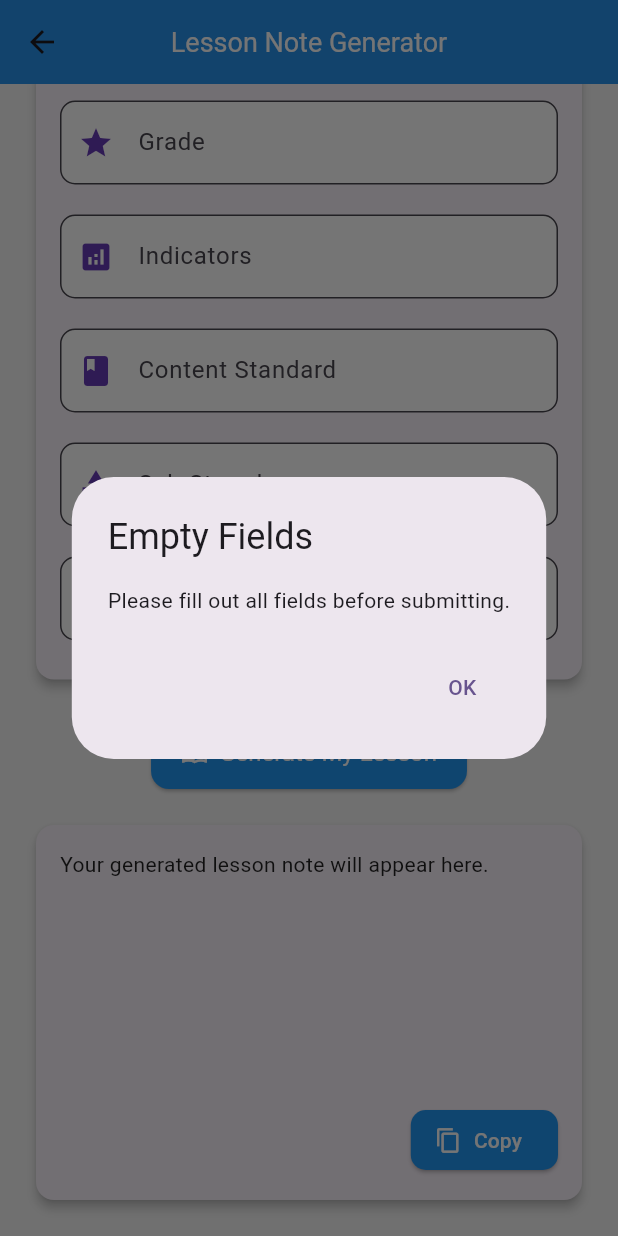
After one commit to stephen-lang/Teachers_App, a Flutter app: the SinglePage screen opened directly, scrolled down 39 dp, after a tap on "Generate My Lesson", on a phone screen of 412 x 824 dp. The commit adds this screen. Run offline on Flutter 3.47's test engine with Material 3 defaults, Android fonts, the light colour scheme and no system bars; our stand-ins replace awesome_bottom_bar, bloc, cloud_firestore, dash_chat_2, file_picker, firebase_auth and 6 more; missing offline and left inert: pdf_render; accounts and stored records are empty.

Commit message:
Upload notes Updates

```diff
--- a/lib/features/auth/presentation/pages/SignIn_Page.dart
+++ b/lib/features/auth/presentation/pages/SignIn_Page.dart
@@ -5,7 +5,7 @@ import 'package:get/get.dart';
 //import 'package:teacherapp_cleanarchitect/core/common/entities/user.dart';
 import 'package:teacherapp_cleanarchitect/features/auth/presentation/bloc/auth_bloc.dart';
 import 'package:teacherapp_cleanarchitect/features/auth/presentation/components/my_text_field.dart';
-import 'package:teacherapp_cleanarchitect/features/notes/presentation/pages/home/dashboard.dart';
+//import 'package:teacherapp_cleanarchitect/features/notes/presentation/pages/home/dashboard.dart';
 
 import '../../../notes/presentation/controllers/auth_controller.dart';
 import '../../../notes/presentation/pages/nav/nav_bar.dart';
--- a/lib/features/auth/presentation/pages/signup_page.dart
+++ b/lib/features/auth/presentation/pages/signup_page.dart
@@ -4,7 +4,7 @@ import 'package:teacherapp_cleanarchitect/features/auth/presentation/components/
 import 'package:flutter/cupertino.dart';
 import 'package:flutter/material.dart';
 
-import '../../../notes/presentation/pages/home/dashboard.dart';
+//import '../../../notes/presentation/pages/home/dashboard.dart';
 import '../../../notes/presentation/pages/nav/nav_bar.dart';
 
 class SignUpScreen extends StatefulWidget {
@@ -43,7 +43,7 @@ class _SignUpScreenState extends State<SignUpScreen> {
   listener: (context, state) {
 
   if (state is AuthSuccess) {
-        final String usermate = nameController.text;
+       // final String usermate = nameController.text;
         setState(() {
           signUpRequired = false;
           Navigator.of(context).push(MaterialPageRoute(
--- /dev/null
+++ b/lib/features/notes/presentation/pages/Single/Single.dart
@@ -0,0 +1,199 @@
+import 'package:flutter/material.dart';
+import 'package:flutter_gemini/flutter_gemini.dart';
+import 'package:flutter/services.dart';
+
+class SinglePage extends StatefulWidget {
+  const SinglePage({super.key});
+
+  @override
+  State<SinglePage> createState() => _SinglePageState();
+}
+
+class _SinglePageState extends State<SinglePage> {
+  final Gemini gemini = Gemini.instance;
+  String cleanedResponse = '';
+
+  final TextEditingController grade = TextEditingController();
+  final TextEditingController indicators = TextEditingController();
+  final TextEditingController contentstandard = TextEditingController();
+  final TextEditingController substrand = TextEditingController();
+  final TextEditingController strand = TextEditingController();
+
+  void _sendRequest() async {
+    String input1 = grade.text.trim();
+    String input2 = indicators.text.trim();
+    String input3 = contentstandard.text.trim();
+    String input4 = substrand.text.trim();
+    String input5 = strand.text.trim();
+
+    if ([input1, input2, input3, input4, input5].any((element) => element.isEmpty)) {
+      _showAlertDialog('Empty Fields', 'Please fill out all fields before submitting.');
+      return;
+    }
+
+    try {
+      final response = await gemini.text(
+        """Generate a lesson note for $input1 students using the indicators $input2.
+        - **Content Standard:** $input3
+        - **Sub-Strand:** $input4
+        - **Strand:** $input5
+
+        The lesson note should be in the following format:
+        - **Strand**, **Sub-Strand**, **Content Standard**, **Indicators**, **Performance Indicator**, **Core Competencies**
+        - **Learner Activities** (Phase 1: Starter (10 mins), Phase 2: Main Learning (40 mins), Phase 3: Reflection (10 mins))
+        - Include relevant resources and concise explanations for each phase.
+        """
+      );
+
+      if (response != null) {
+        setState(() {
+          cleanedResponse = response.content?.parts?.fold("", (prev, curr) => "$prev ${curr.text}")?.replaceAll('*', '') ?? "No response received.";
+        });
+      } else {
+        _showAlertDialog('Error', 'No data received. Please try again.');
+      }
+    } catch (e) {
+      _showAlertDialog('Error', 'Something went wrong. Please check your internet connection and try again.');
+      print(e);
+    }
+  }
+
+  void _showAlertDialog(String title, String message) {
+    showDialog(
+      context: context,
+      builder: (BuildContext context) {
+        return AlertDialog(
+          title: Text(title),
+          content: Text(message),
+          actions: <Widget>[
+            TextButton(
+              child: Text('OK'),
+              onPressed: () {
+                Navigator.of(context).pop();
+              },
+            ),
+          ],
+        );
+      },
+    );
+  }
+
+  @override
+  Widget build(BuildContext context) {
+    return Scaffold(
+      backgroundColor: Color(0xFFF5F5F5),
+      appBar: AppBar(
+        title: Text('Lesson Note Generator', style: TextStyle(color:Colors.white,fontSize: 18)),
+        centerTitle: true,
+        backgroundColor: Colors.blue,
+        elevation: 5,
+      ),
+      body: SingleChildScrollView(
+        padding: const EdgeInsets.all(20.0),
+        child: Column(
+          children: [
+            _buildInputForm(),
+            const SizedBox(height: 20),
+            _buildGenerateButton(),
+            const SizedBox(height: 20),
+            _buildResponseContainer(),
+          ],
+        ),
+      ),
+    );
+  }
+
+  Widget _buildInputForm() {
+    return Card(
+      elevation: 3,
+      shape: RoundedRectangleBorder(borderRadius: BorderRadius.circular(12)),
+      child: Padding(
+        padding: const EdgeInsets.all(16.0),
+        child: Column(
+          children: [
+            _buildTextField(grade, 'Grade', Icons.grade),
+            _buildTextField(indicators, 'Indicators', Icons.analytics),
+            _buildTextField(contentstandard, 'Content Standard', Icons.book),
+            _buildTextField(substrand, 'Sub-Strand', Icons.category),
+            _buildTextField(strand, 'Strand', Icons.linear_scale),
+          ],
+        ),
+      ),
+    );
+  }
+
+  Widget _buildTextField(TextEditingController controller, String label, IconData icon) {
+    return Padding(
+      padding: const EdgeInsets.symmetric(vertical: 10.0),
+      child: TextFormField(
+        controller: controller,
+        decoration: InputDecoration(
+          labelText: label,
+          prefixIcon: Icon(icon, color: Colors.deepPurple),
+          filled: true,
+          fillColor: Colors.white,
+          border: OutlineInputBorder(borderRadius: BorderRadius.circular(10)),
+          focusedBorder: OutlineInputBorder(
+            borderSide: BorderSide(color: Colors.deepPurple, width: 2),
+            borderRadius: BorderRadius.circular(10),
+          ),
+        ),
+      ),
+    );
+  }
+
+  Widget _buildGenerateButton() {
+    return ElevatedButton.icon(
+      onPressed: _sendRequest,
+      icon: Icon(Icons.auto_stories, color: Colors.white,),
+      label: Text('Generate My Lesson',style: TextStyle(color:Colors.white)),
+      style: ElevatedButton.styleFrom(
+        padding: EdgeInsets.symmetric(vertical: 15, horizontal: 20),
+        textStyle: TextStyle(fontSize: 16),
+        backgroundColor: Colors.blue,
+        shape: RoundedRectangleBorder(borderRadius: BorderRadius.circular(12)),
+      ),
+    );
+  }
+
+  Widget _buildResponseContainer() {
+    return Card(
+      elevation: 3,
+      shape: RoundedRectangleBorder(borderRadius: BorderRadius.circular(12)),
+      child: Container(
+        padding: const EdgeInsets.all(16.0),
+        height: 250.0,
+        child: Column(
+          crossAxisAlignment: CrossAxisAlignment.stretch,
+          children: [
+            Expanded(
+              child: SingleChildScrollView(
+                child: Text(
+                  cleanedResponse.isNotEmpty ? cleanedResponse : "Your generated lesson note will appear here.",
+                  style: const TextStyle(fontSize: 14.0, color: Colors.black87),
+                ),
+              ),
+            ),
+            Align(
+              alignment: Alignment.bottomRight,
+              child: ElevatedButton.icon(
+                onPressed: () {
+                  Clipboard.setData(ClipboardData(text: cleanedResponse));
+                  ScaffoldMessenger.of(context).showSnackBar(
+                    SnackBar(content: Text('Text copied to clipboard!')),
+                  );
+                },
+                icon: Icon(Icons.copy,  color:Colors.white ),
+                label: Text("Copy" , style: TextStyle(color:Colors.white)),
+                style: ElevatedButton.styleFrom(
+                  backgroundColor: Colors.blue,
+                  shape: RoundedRectangleBorder(borderRadius: BorderRadius.circular(10)),
+                ),
+              ),
+            ),
+          ],
+        ),
+      ),
+    );
+  }
+}
--- a/lib/features/notes/presentation/pages/nav/NavigationController.dart
+++ b/lib/features/notes/presentation/pages/nav/NavigationController.dart
@@ -1,6 +1,9 @@
 import 'package:flutter/material.dart';
 import 'package:get/get.dart';
+import 'package:teacherapp_cleanarchitect/features/notes/presentation/pages/Single/Single.dart';
+import 'package:teacherapp_cleanarchitect/features/notes/presentation/pages/chat/chat.dart';
 import 'package:teacherapp_cleanarchitect/features/notes/presentation/pages/home/dashboard.dart';
+import 'package:teacherapp_cleanarchitect/features/notes/presentation/pages/upload/upload.dart';
 import '../../controllers/auth_controller.dart';
 
 class NavigationController extends GetxController {
@@ -12,6 +15,9 @@ class NavigationController extends GetxController {
   // Dynamically update pages whenever `userName` changes
   List<Widget> get pages => [
         Obx(() => Dash(userName: authController.userName.value)), // Reactive username
+        chatpage(),
+        const UploadPage(),
+        const SinglePage()
         // Add other pages here, using `authController.userName.value` if needed
         // Obx(() => ChatPage(userName: authController.userName.value)),
         // Obx(() => UploadPage(userName: authController.userName.value)),
--- a/lib/main.dart
+++ b/lib/main.dart
@@ -1,11 +1,13 @@
 import 'package:flutter/material.dart';
 import 'package:flutter_bloc/flutter_bloc.dart';
+import 'package:flutter_gemini/flutter_gemini.dart';
 import 'package:get/get.dart';
+import 'package:teacherapp_cleanarchitect/Constants/const.dart';
 import 'package:teacherapp_cleanarchitect/core/common/cubits/app_user/app_user_cubit_cubit.dart';
 import 'package:teacherapp_cleanarchitect/features/auth/presentation/bloc/auth_bloc.dart';
 import 'package:teacherapp_cleanarchitect/features/auth/presentation/pages/WelcomeScreen.dart';
 import 'package:teacherapp_cleanarchitect/features/notes/presentation/bloc/note_bloc.dart';
-import 'package:teacherapp_cleanarchitect/features/notes/presentation/pages/home/dashboard.dart';
+//import 'package:teacherapp_cleanarchitect/features/notes/presentation/pages/home/dashboard.dart';
 import 'package:teacherapp_cleanarchitect/init_dependencies.dart';
 
 import 'features/notes/presentation/controllers/auth_controller.dart';
@@ -15,6 +17,7 @@ void main() async {
   WidgetsFlutterBinding.ensureInitialized();
   await initDependecies();
   Get.put(AuthController());
+  Gemini.init(apiKey: GEMINI_API_KEY, enableDebugging: true);
 
   runApp(MultiBlocProvider(
     providers: [
```
Also changed, not shown: lib/features/notes/data/datasources/notes_remote_data_sources.dart (+7 -12 lines), lib/features/notes/presentation/pages/chat/chat.dart (added, +91 -0 lines), lib/features/notes/presentation/pages/upload/upload.dart (added, +191 -0 lines), pubspec.yaml (+15 -3 lines), assets/images/chatbot.PNG (added), 8 other files.
